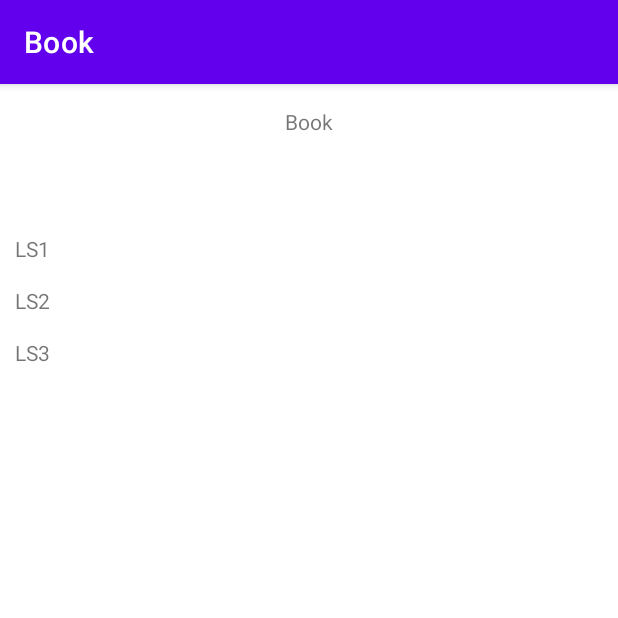
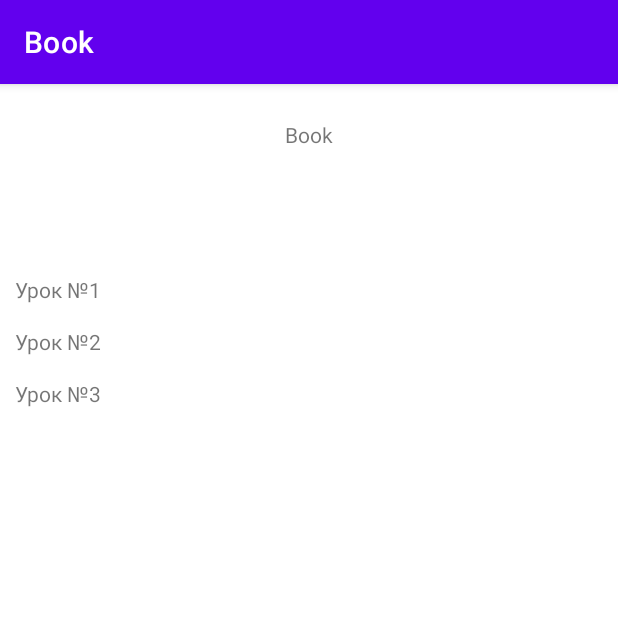
Before and after one commit to alexnrozhkov/Book_nout, an Android app: the screen it shows after launch (MainActivity), on a phone screen of 412 x 824 dp, the top half of it. Run offline under Robolectric (Android 15) with nearby library versions, the phone set to English and light mode, and no system bars.

Commit message:
Add files via upload

```diff
--- a/app/build.gradle
+++ b/app/build.gradle
@@ -25,6 +25,9 @@ android {
         sourceCompatibility JavaVersion.VERSION_1_8
         targetCompatibility JavaVersion.VERSION_1_8
     }
+    buildFeatures {
+        viewBinding true
+    }
 }
 
 dependencies {
@@ -32,6 +35,8 @@ dependencies {
     implementation 'androidx.appcompat:appcompat:1.2.0'
     implementation 'com.google.android.material:material:1.3.0'
     implementation 'androidx.constraintlayout:constraintlayout:2.0.4'
+    implementation 'androidx.navigation:navigation-fragment:2.3.5'
+    implementation 'androidx.navigation:navigation-ui:2.3.5'
     testImplementation 'junit:junit:4.+'
     androidTestImplementation 'androidx.test.ext:junit:1.1.2'
     androidTestImplementation 'androidx.test.espresso:espresso-core:3.3.0'
--- a/app/src/main/java/com/example/book/MainActivity.java
+++ b/app/src/main/java/com/example/book/MainActivity.java
@@ -18,7 +18,9 @@ public class MainActivity extends AppCompatActivity {
 
 
     public void addListenerOnButton() {
-        TextView lesson1 = (TextView) findViewById(R.id.textView2);
+        TextView lesson1 = (TextView) findViewById(R.id.textView1);
+        TextView lesson2 = (TextView) findViewById(R.id.textView2);
+        TextView lesson3 = (TextView) findViewById(R.id.textView3);
         lesson1.setOnClickListener(
                 new View.OnClickListener() {
                     @Override
@@ -28,6 +30,25 @@ public class MainActivity extends AppCompatActivity {
                     }
                 }
         );
+        lesson2.setOnClickListener(
+                new View.OnClickListener() {
+                    @Override
+                    public void onClick(View v) {
+                        Intent intent = new Intent(".lesson2");
+                        startActivity(intent);
+                    }
+                }
+        );
+        lesson3.setOnClickListener(
+                new View.OnClickListener() {
+                    @Override
+                    public void onClick(View v) {
+                        Intent intent = new Intent(".lesson3");
+                        startActivity(intent);
+                    }
+                }
+        );
+
 
     }
 }
--- a/app/src/main/res/layout/activity_main.xml
+++ b/app/src/main/res/layout/activity_main.xml
@@ -22,10 +22,23 @@
         android:id="@+id/linearLayout"
         android:layout_width="414dp"
         android:layout_height="642dp"
+        android:layout_marginStart="5dp"
         android:layout_marginTop="50dp"
+        android:layout_marginEnd="5dp"
+        android:layout_marginBottom="5dp"
         android:orientation="vertical"
-        app:layout_constraintTop_toBottomOf="@+id/textView"
-        tools:layout_editor_absoluteX="-2dp">
+        app:layout_constraintBottom_toBottomOf="parent"
+        app:layout_constraintEnd_toEndOf="parent"
+        app:layout_constraintStart_toStartOf="parent"
+        app:layout_constraintTop_toBottomOf="@+id/textView">
+
+        <TextView
+            android:id="@+id/textView1"
+            android:layout_width="wrap_content"
+            android:layout_height="wrap_content"
+            android:layout_marginStart="10dp"
+            android:layout_marginTop="15dp"
+            android:text="@string/lesson1" />
 
         <TextView
             android:id="@+id/textView2"
@@ -33,18 +46,10 @@
             android:layout_height="wrap_content"
             android:layout_marginStart="10dp"
             android:layout_marginTop="15dp"
-            android:text="@string/lesson1" />
+            android:text="@string/lesson2" />
 
         <TextView
             android:id="@+id/textView3"
-            android:layout_width="wrap_content"
-            android:layout_height="wrap_content"
-            android:layout_marginStart="10dp"
-            android:layout_marginTop="15dp"
-            android:text="@string/lesson2" />
-
-        <TextView
-            android:id="@+id/textView4"
             android:layout_width="wrap_content"
             android:layout_height="wrap_content"
             android:layout_marginStart="10dp"
--- /dev/null
+++ b/app/src/main/res/values-land/dimens.xml
@@ -0,0 +1,3 @@
+<resources>
+        <dimen name="fab_margin">48dp</dimen>
+    </resources>
--- /dev/null
+++ b/app/src/main/res/values-w1240dp/dimens.xml
@@ -0,0 +1,3 @@
+<resources>
+        <dimen name="fab_margin">200dp</dimen>
+    </resources>
--- /dev/null
+++ b/app/src/main/res/values-w600dp/dimens.xml
@@ -0,0 +1,3 @@
+<resources>
+        <dimen name="fab_margin">48dp</dimen>
+    </resources>
--- /dev/null
+++ b/app/src/main/res/values/dimens.xml
@@ -0,0 +1,3 @@
+<resources>
+        <dimen name="fab_margin">16dp</dimen>
+    </resources>
--- a/app/src/main/res/values/strings.xml
+++ b/app/src/main/res/values/strings.xml
@@ -1,6 +1,15 @@
 <resources>
     <string name="app_name">Book</string>
-    <string name="lesson1">LS1</string>
-    <string name="lesson2">LS2</string>
-    <string name="lesson3">LS3</string>
+    <string name="lesson1">Урок №1</string>
+    <string name="lesson2">Урок №2</string>
+    <string name="lesson3">Урок №3</string>
+    <string name="title_activity_lesson3">lesson3</string>
+    <!-- Strings used for fragments for navigation -->
+    <string name="first_fragment_label">First Fragment</string>
+    <string name="second_fragment_label">Second Fragment</string>
+    <string name="next">Next</string>
+    <string name="previous">Previous</string>
+
+    <string name="hello_first_fragment">Hello first fragment</string>
+    <string name="hello_second_fragment">Hello second fragment. Arg: %1$s</string>
 </resources>
--- a/app/src/main/res/values/themes.xml
+++ b/app/src/main/res/values/themes.xml
@@ -13,4 +13,10 @@
         <item name="android:statusBarColor" tools:targetApi="l">?attr/colorPrimaryVariant</item>
         <!-- Customize your theme here. -->
     </style>
+    <style name="Theme.Book.NoActionBar">
+        <item name="windowActionBar">false</item>
+        <item name="windowNoTitle">true</item>
+    </style>
+    <style name="Theme.Book.AppBarOverlay" parent="ThemeOverlay.AppCompat.Dark.ActionBar" />
+    <style name="Theme.Book.PopupOverlay" parent="ThemeOverlay.AppCompat.Light" />
 </resources>
```
Also changed, not shown: app/src/main/AndroidManifest.xml (+15 -3 lines), app/src/main/java/com/example/book/lesson2.java (added, +14 -0 lines), app/src/main/java/com/example/book/lesson3.java (added, +14 -0 lines), app/src/main/res/layout/activity_lesson1.xml (+8 -4 lines), app/src/main/res/layout/activity_lesson2.xml (added, +9 -0 lines), app/src/main/res/layout/activity_lesson3.xml (added, +9 -0 lines), app/src/main/res/navigation/nav_graph.xml (added, +28 -0 lines).
